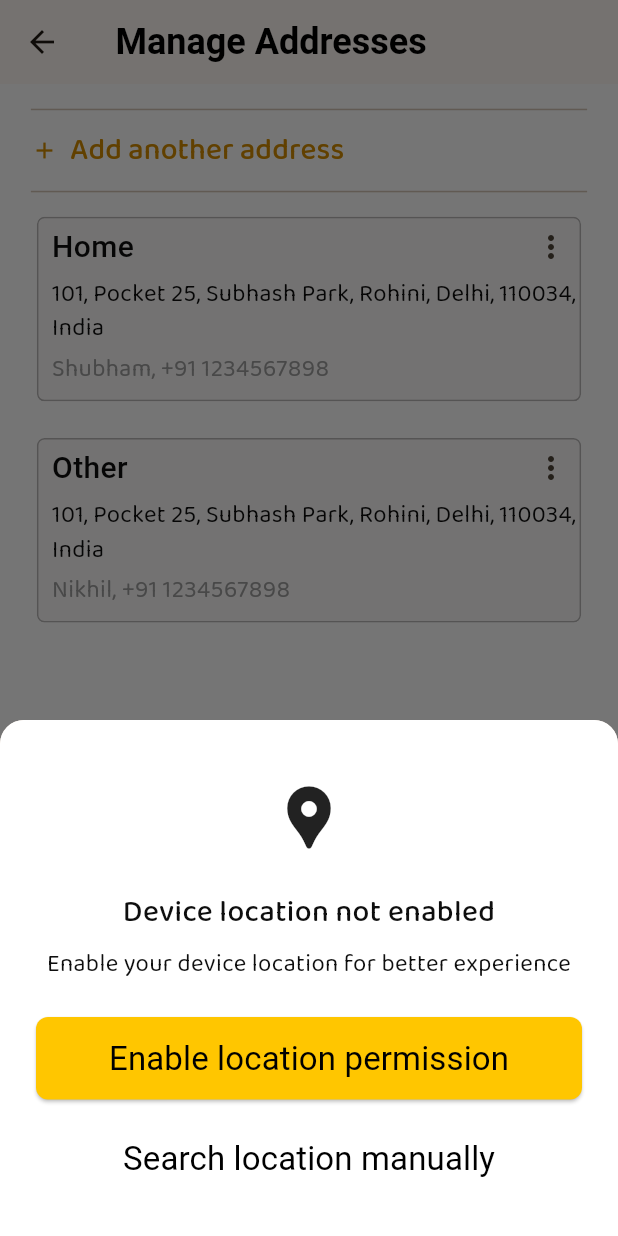
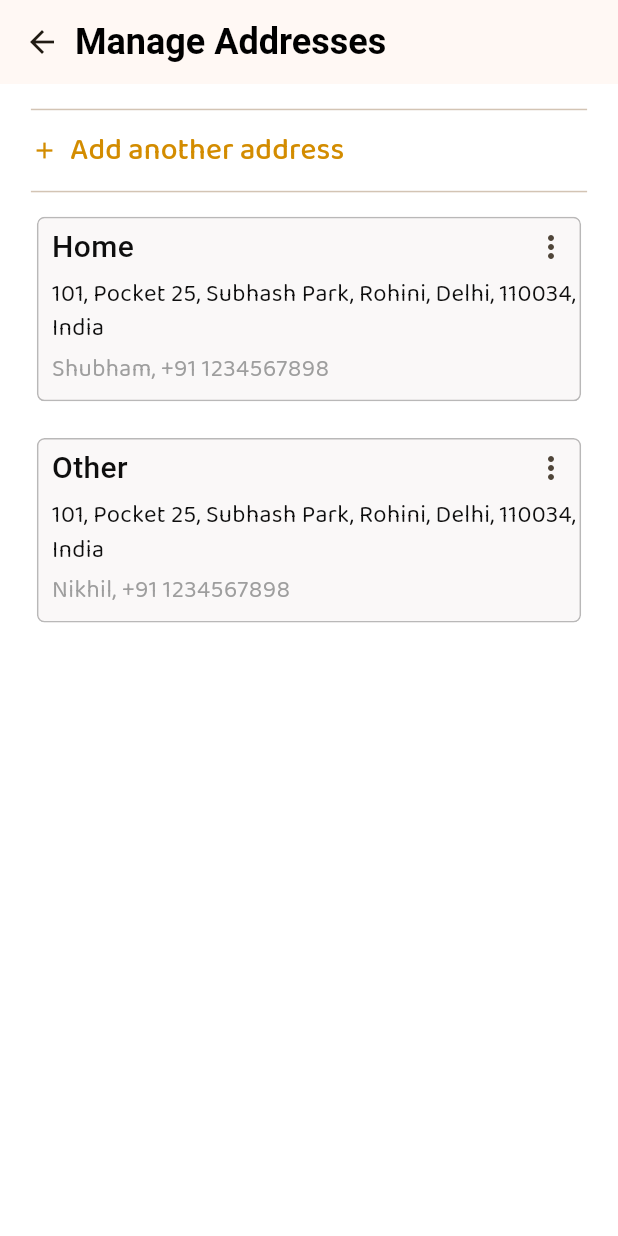
Before and after one commit to YesShubham01/zepair, a Flutter app: the ManageAddressesPage screen opened directly, on a phone screen of 412 x 824 dp. Run offline on Flutter 3.47's test engine with Material 3 defaults, Android fonts, the phone set to English and light mode, and no system bars; our stand-ins replace gap, lottie, pinput; missing offline and left inert: disclosure; Roboto replaces fonts that are missing (SF-Pro).

Commit message:
Verification and minor adjustments | Location and address pages

```diff
--- a/lib/main.dart
+++ b/lib/main.dart
@@ -25,7 +25,7 @@ class ZepairApp extends StatelessWidget {
       debugShowCheckedModeBanner: false,
 
       // call here the page you are working on.
-      home: const HomePage(),
+      home: const SplashPage(),
     );
   }
 }
--- a/lib/modules/Manage Addresses Page/manage_addresses_page.dart
+++ b/lib/modules/Manage Addresses Page/manage_addresses_page.dart
@@ -21,19 +21,19 @@ class _ManageAddressesPageState extends State<ManageAddressesPage> {
   @override
   void initState() {
     super.initState();
-    WidgetsBinding.instance.addPostFrameCallback((_) {
-      showModalBottomSheet(
-        context: context,
-        isDismissible: false,
-        enableDrag: false,
-        shape: const RoundedRectangleBorder(
-          borderRadius: BorderRadius.vertical(
-            top: Radius.circular(16),
-          ),
-        ),
-        builder: (context) => const LocationPermissionBottomSheet(),
-      );
-    });
+    // WidgetsBinding.instance.addPostFrameCallback((_) {
+    //   showModalBottomSheet(
+    //     context: context,
+    //     isDismissible: false,
+    //     enableDrag: false,
+    //     shape: const RoundedRectangleBorder(
+    //       borderRadius: BorderRadius.vertical(
+    //         top: Radius.circular(16),
+    //       ),
+    //     ),
+    //     builder: (context) => const LocationPermissionBottomSheet(),
+    //   );
+    // });
   }
 
   @override
@@ -45,6 +45,7 @@ class _ManageAddressesPageState extends State<ManageAddressesPage> {
     return Scaffold(
       backgroundColor: Colors.white,
       appBar: const CustomAppBar(
+          applyBackButton: true,
           title:
               "Manage Addresses"), // Please add the back button in CustomAppBar.
       body: ListView(
--- a/lib/utils/custom widgets/custom_appbar.dart
+++ b/lib/utils/custom widgets/custom_appbar.dart
@@ -4,15 +4,22 @@ import 'package:zepair/utils/custom%20widgets/custom_text.dart';
 
 class CustomAppBar extends StatelessWidget implements PreferredSizeWidget {
   final String title; // Accepts title dynamically
+  final bool applyBackButton;
 
-  const CustomAppBar({super.key, required this.title});
+  const CustomAppBar({
+    super.key,
+    required this.title,
+    this.applyBackButton = false,
+  });
 
   @override
   Widget build(BuildContext context) {
     return AppBar(
+      automaticallyImplyLeading: false,
       title: Row(
         children: [
-          const Gap(5), // 5 pixels spacing between the icon and text
+          applyBackButton ? _buildBackButton(context) : const Gap(0),
+          applyBackButton ? const Gap(10) : const Gap(5),
           CustomText(
             text: title,
             size: 24,
@@ -27,4 +34,14 @@ class CustomAppBar extends StatelessWidget implements PreferredSizeWidget {
 
   @override
   Size get preferredSize => const Size.fromHeight(kToolbarHeight);
+
+  _buildBackButton(BuildContext context) {
+    return InkWell(
+        onTap: () {
+          Navigator.pop(context);
+        },
+        child: const Icon(
+          Icons.arrow_back,
+        ));
+  }
 }
--- a/pubspec.yaml
+++ b/pubspec.yaml
@@ -40,7 +40,7 @@ flutter:
 
 # here will go all the asset's path we will use in project
   assets:
-    - assets/images/
+    # - assets/images/
     - assets/lotties/
   #   - images/a_dot_ham.jpeg
 
```
Also changed, not shown: lib/modules/Home Pages/home_page.dart (+11 -3 lines).
